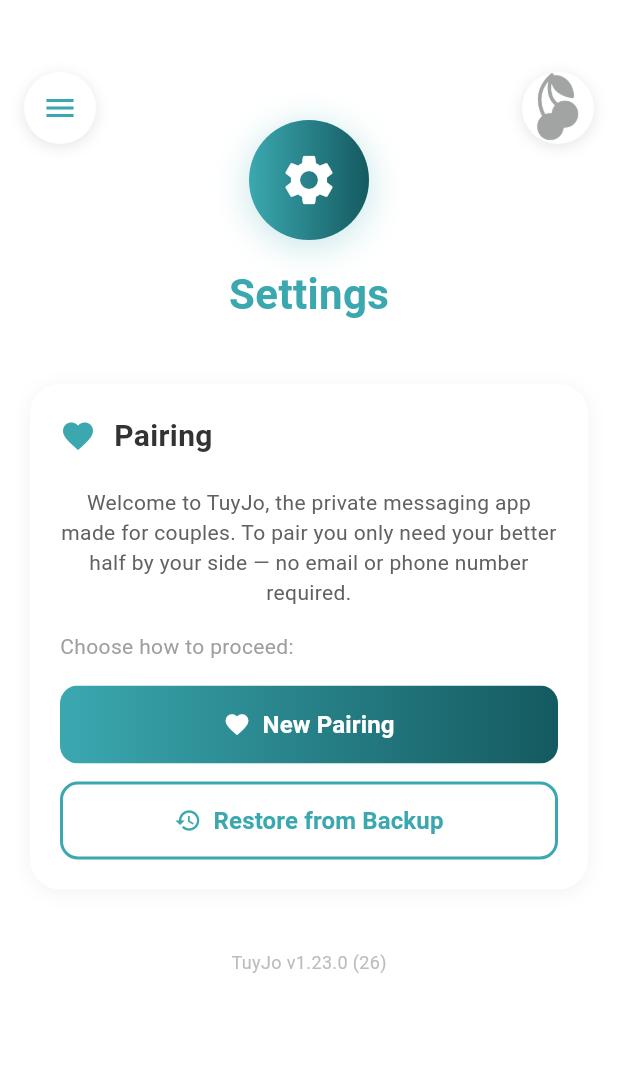
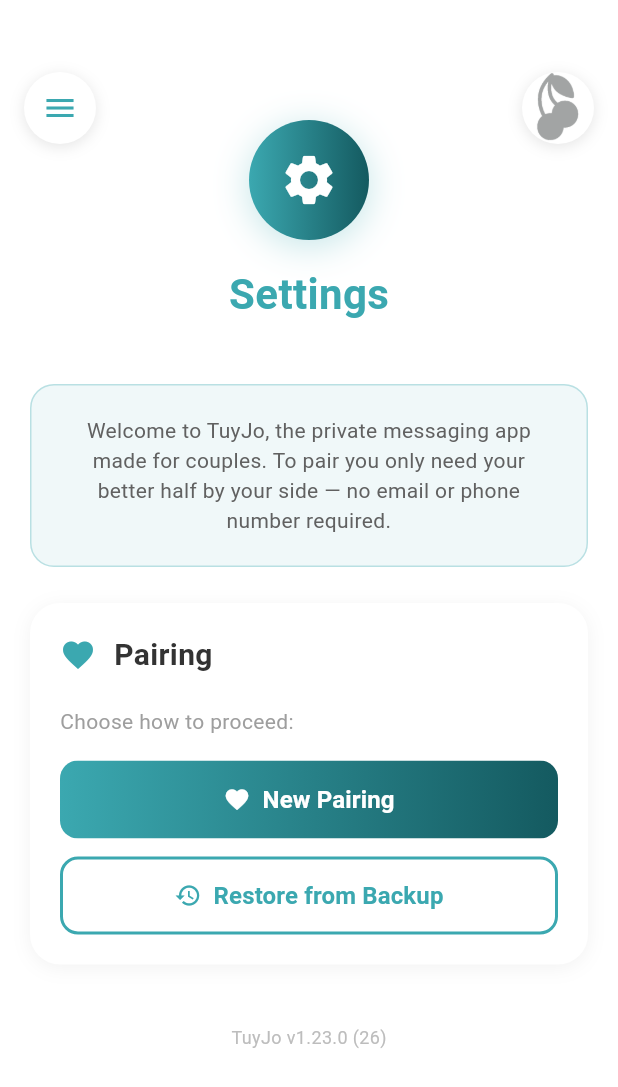
Before and after one commit to donpablitoooooooo/TuyJo, a Flutter app: the screen it shows after launch, on a phone screen of 412 x 824 dp. Shown: the top 1087 px of the screen. Run offline on Flutter 3.47's test engine with Material 3 defaults, Android fonts, the phone set to English and light mode, and no system bars; our stand-ins replace cloud_firestore, file_picker, firebase_core, firebase_messaging, firebase_storage, flutter_compass and 15 more; missing offline and left inert: asn1lib, encrypt, flutter_callkit_incoming, flutter_webrtc, mobile_scanner, pdfx and 1 more; accounts and stored records are empty; generated files the repository leaves out were written again.

Commit message:
fix: Intro text above pairing box, QR always visible, X button on top
1. Move welcome intro text to its own box ABOVE the pairing section
   in settings screen (not inside it)
2. QR code in step 1 always stays visible — removed _bothPaired check
   that was hiding it prematurely when one device completed both steps
3. Fix X close button not responding — moved from first to last child
   in Stack so it renders on top of SafeArea/ScrollView

https://claude.ai/code/session_0184MD5NXVFsuwoYgeGmbvxX

```diff
--- a/flutter-app/lib/screens/settings_screen.dart
+++ b/flutter-app/lib/screens/settings_screen.dart
@@ -572,6 +572,31 @@ class _SettingsScreenState extends State<SettingsScreen> {
         ),
         const SizedBox(height: 40),
 
+        // Welcome intro (only when not paired)
+        if (!isPaired) ...[
+          Container(
+            width: double.infinity,
+            padding: const EdgeInsets.all(20),
+            decoration: BoxDecoration(
+              color: const Color(0xFF3BA8B0).withOpacity(0.08),
+              borderRadius: BorderRadius.circular(16),
+              border: Border.all(
+                color: const Color(0xFF3BA8B0).withOpacity(0.3),
+              ),
+            ),
+            child: Text(
+              AppLocalizations.of(context)!.pairingWizardIntro,
+              style: TextStyle(
+                color: Colors.grey.shade700,
+                fontSize: 14,
+                height: 1.4,
+              ),
+              textAlign: TextAlign.center,
+            ),
+          ),
+          const SizedBox(height: 24),
+        ],
+
         // Pairing Section
         _SettingsSection(
           title: AppLocalizations.of(context)!.settingsSectionPairing,
@@ -615,17 +640,7 @@ class _SettingsScreenState extends State<SettingsScreen> {
                 label: AppLocalizations.of(context)!.settingsBackupKeyButton,
               ),
             ] else ...[
-              // Unpaired: testo introduttivo e scelta Nuovo vs Ripristino
-              Text(
-                AppLocalizations.of(context)!.pairingWizardIntro,
-                style: TextStyle(
-                  color: Colors.grey.shade700,
-                  fontSize: 14,
-                  height: 1.4,
-                ),
-                textAlign: TextAlign.center,
-              ),
-              const SizedBox(height: 16),
+              // Unpaired: scelta Nuovo vs Ripristino
               Text(
                 AppLocalizations.of(context)!.settingsChooseAction,
                 style: const TextStyle(color: Colors.grey, fontSize: 14),
```
Also changed, not shown: flutter-app/lib/screens/pairing_wizard_screen.dart (+24 -46 lines).
